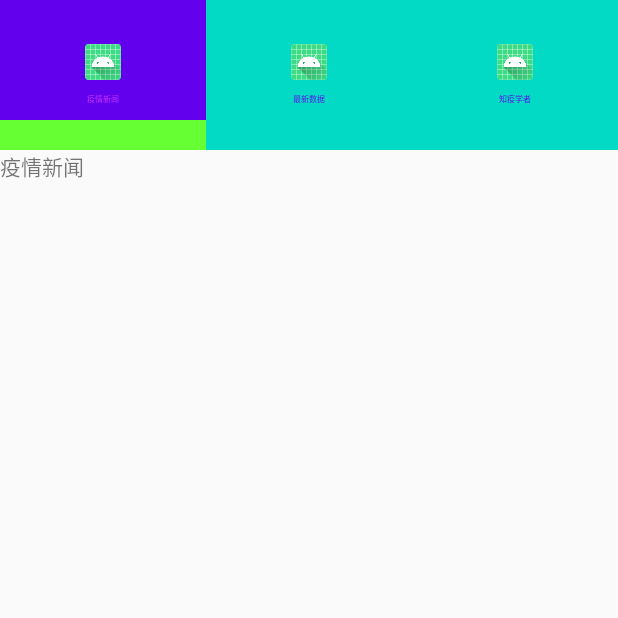
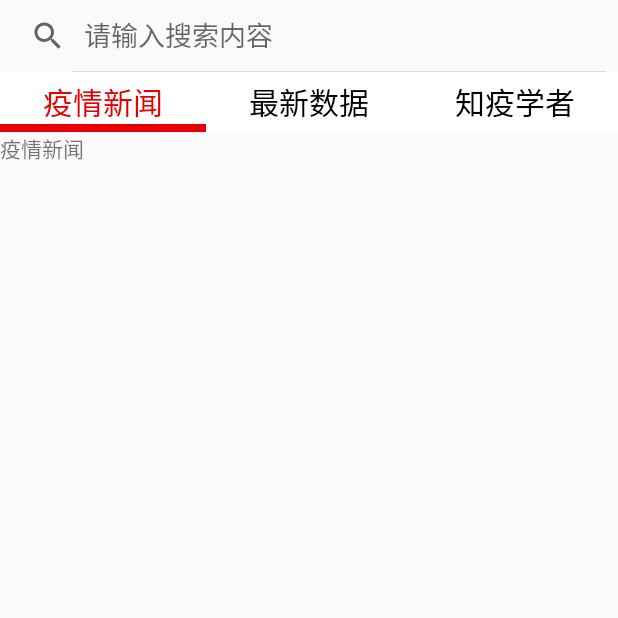
Before and after one commit to cyx233/QingStream, an Android app: the screen it shows after launch (MainActivity), on a phone screen of 412 x 824 dp, the top half of it. Run offline under Robolectric (Android 15) with nearby library versions, the phone set to English and light mode, and no system bars.

Commit message:
FragmentPagerAdapter Refactory--Cyx

```diff
--- a/app/src/main/java/com/java/chenyuxiang/MainActivity.java
+++ b/app/src/main/java/com/java/chenyuxiang/MainActivity.java
@@ -1,17 +1,24 @@
 package com.java.chenyuxiang;
 
 import android.os.Bundle;
+import android.util.Pair;
+import android.widget.SearchView;
+import android.widget.SearchView.OnQueryTextListener;
 
 import androidx.appcompat.app.AppCompatActivity;
+import androidx.fragment.app.Fragment;
 import androidx.viewpager.widget.ViewPager;
 
 import com.google.android.material.tabs.TabLayout;
+
+import java.util.ArrayList;
 
 public class MainActivity extends AppCompatActivity {
 
     private TabLayout mTabLayout;
     private ViewPager mViewPager;
-    private MyFragmentPagerAdapter myFragmentPagerAdapter;
+    private MyFragmentPagerAdapter mFragmentPagerAdapter;
+    private SearchView mSearchView;
 
     private TabLayout.Tab one;
     private TabLayout.Tab two;
@@ -26,24 +33,38 @@ public class MainActivity extends AppCompatActivity {
     }
 
     private void initViews() {
+        ArrayList<Pair<Fragment,String>> list = new ArrayList<>();
+        list.add(new Pair<Fragment, String>(new FragmentNews(),"疫情新闻"));
+        list.add(new Pair<Fragment, String>(new FragmentData(),"最新数据"));
+        list.add(new Pair<Fragment, String>(new FragmentScholar(),"知疫学者"));
 
         //使用适配器将ViewPager与Fragment绑定在一起
         mViewPager= (ViewPager) findViewById(R.id.viewPager);
-        myFragmentPagerAdapter = new MyFragmentPagerAdapter(getSupportFragmentManager());
-        mViewPager.setAdapter(myFragmentPagerAdapter);
+        mFragmentPagerAdapter = new MyFragmentPagerAdapter(getSupportFragmentManager(),list);
+        mViewPager.setAdapter(mFragmentPagerAdapter);
 
         //将TabLayout与ViewPager绑定在一起
         mTabLayout = (TabLayout) findViewById(R.id.tabLayout);
         mTabLayout.setupWithViewPager(mViewPager);
 
-        //指定Tab的位置
-        one = mTabLayout.getTabAt(0);
-        two = mTabLayout.getTabAt(1);
-        three = mTabLayout.getTabAt(2);
+        mSearchView = findViewById(R.id.searchView);
 
-        //设置Tab的图标，假如不需要则把下面的代码删去
-        one.setIcon(R.mipmap.ic_launcher);
-        two.setIcon(R.mipmap.ic_launcher);
-        three.setIcon(R.mipmap.ic_launcher);
+
+        mSearchView.setOnQueryTextListener(new OnQueryTextListener(){
+            @Override
+            public boolean onQueryTextSubmit(String s) {
+                return false;
+            }
+            @Override
+            public boolean onQueryTextChange(String s) {
+//                if (!TextUtils.isEmpty(s)){
+//                    mListView.setFilterText(s);
+//                }else{
+//                    mListView.clearTextFilter();
+//                }
+                return false;
+            }
+        });
+
     }
 }
--- a/app/src/main/java/com/java/chenyuxiang/MyFragmentPagerAdapter.java
+++ b/app/src/main/java/com/java/chenyuxiang/MyFragmentPagerAdapter.java
@@ -1,38 +1,38 @@
 package com.java.chenyuxiang;
 
+
+import android.util.Pair;
 
 import androidx.annotation.NonNull;
 import androidx.fragment.app.Fragment;
 import androidx.fragment.app.FragmentManager;
 import androidx.fragment.app.FragmentPagerAdapter;
 
+import java.util.List;
+
 public class MyFragmentPagerAdapter extends FragmentPagerAdapter {
 
-    private String[] mTitles = new String[]{"疫情新闻", "最新数据", "知疫学者"};
+    private List<Pair<Fragment,String>> mFragmentsList;
 
-    public MyFragmentPagerAdapter(FragmentManager fm) {
+    public MyFragmentPagerAdapter(FragmentManager fm, List<Pair<Fragment,String>> list) {
         super(fm,FragmentPagerAdapter.BEHAVIOR_RESUME_ONLY_CURRENT_FRAGMENT);
+        mFragmentsList = list;
     }
 
     @NonNull
     @Override
     public Fragment getItem(int position) {
-        if (position == 1) {
-            return new FragmentData();
-        } else if (position == 2) {
-            return new FragmentScholar();
-        }
-        return new FragmentNews();
+        return mFragmentsList.get(position).first;
     }
 
     @Override
     public int getCount() {
-        return mTitles.length;
+        return mFragmentsList.size();
     }
 
     //ViewPager与TabLayout绑定后，这里获取到PageTitle就是Tab的Text
     @Override
     public CharSequence getPageTitle(int position) {
-        return mTitles[position];
+        return mFragmentsList.get(position).second;
     }
 }
--- a/app/src/main/res/drawable/tab_selector.xml
+++ b/app/src/main/res/drawable/tab_selector.xml
@@ -1,5 +1,6 @@
 <?xml version="1.0" encoding="utf-8"?>
 <selector xmlns:android="http://schemas.android.com/apk/res/android">
-    <item android:state_selected="true" android:drawable="@color/colorPrimary"/>
-    <item android:drawable="@color/colorAccent"/>
+    <item android:state_selected="true"
+        android:drawable="@color/colorWhite"/>
+    <item android:drawable="@color/colorWhite"/>
 </selector>
--- a/app/src/main/res/layout/activity_main.xml
+++ b/app/src/main/res/layout/activity_main.xml
@@ -7,15 +7,22 @@
     android:orientation="vertical"
     tools:context=".MainActivity">
 
+    <SearchView
+        android:id="@+id/searchView"
+        android:layout_width="match_parent"
+        android:layout_height="wrap_content"
+        android:iconifiedByDefault="false"
+        android:queryHint="请输入搜索内容" />
+
     <com.google.android.material.tabs.TabLayout
         android:id="@+id/tabLayout"
         android:layout_width="match_parent"
-        android:layout_height="100dp"
+        android:layout_height="40dp"
         android:background="#ffff00"
-        app:tabIndicatorColor="#66ff33"
-        app:tabIndicatorHeight="20dp"
-        app:tabTextColor="@color/colorPrimary"
-        app:tabSelectedTextColor="#CC33FF"
+        app:tabIndicatorColor="@color/colorRed"
+        app:tabIndicatorHeight="5dp"
+        app:tabTextColor="@color/colorBlack"
+        app:tabSelectedTextColor="@color/colorRed"
         app:tabMode="fixed"
         app:tabBackground="@drawable/tab_selector"
         app:tabTextAppearance="@style/MyTabLayoutTextAppearance"/>
--- a/app/src/main/res/layout/fragment_data.xml
+++ b/app/src/main/res/layout/fragment_data.xml
@@ -4,6 +4,7 @@
     android:layout_height="match_parent">
 
     <TextView
+        android:id="@+id/text_view_news"
         android:layout_width="match_parent"
         android:layout_height="match_parent"
         android:text="@string/tab_data"/>
--- a/app/src/main/res/values/color.xml
+++ b/app/src/main/res/values/color.xml
@@ -5,4 +5,5 @@
     <color name="colorAccent">#03DAC5</color>
     <color name="colorWhite">#ffffff</color>
     <color name="colorBlack">#000000</color>
+    <color name="colorRed">#e80000</color>
 </resources>
--- a/app/src/main/res/values/style.xml
+++ b/app/src/main/res/values/style.xml
@@ -18,7 +18,7 @@
     <style name="AppTheme.PopupOverlay" parent="ThemeOverlay.AppCompat.Light" />
 
     <style name="MyTabLayoutTextAppearance" parent="TextAppearance.AppCompat.Widget.ActionBar.Title">
-        <item name="android:textSize">5sp</item>
+        <item name="android:textSize">20sp</item>
         <item name="android:textColor">@color/colorBlack</item>
     </style>
 
--- a/gradle.properties
+++ b/gradle.properties
@@ -1,19 +1,16 @@
-# Project-wide Gradle settings.
-# IDE (e.g. Android Studio) users:
-# Gradle settings configured through the IDE *will override*
-# any settings specified in this file.
-# For more details on how to configure your build environment visit
+## For more details on how to configure your build environment visit
 # http://www.gradle.org/docs/current/userguide/build_environment.html
+#
 # Specifies the JVM arguments used for the daemon process.
 # The setting is particularly useful for tweaking memory settings.
-org.gradle.jvmargs=-Xmx2048m
+# Default value: -Xmx1024m -XX:MaxPermSize=256m
+# org.gradle.jvmargs=-Xmx2048m -XX:MaxPermSize=512m -XX:+HeapDumpOnOutOfMemoryError -Dfile.encoding=UTF-8
+#
 # When configured, Gradle will run in incubating parallel mode.
 # This option should only be used with decoupled projects. More details, visit
 # http://www.gradle.org/docs/current/userguide/multi_project_builds.html#sec:decoupled_projects
 # org.gradle.parallel=true
-# AndroidX package structure to make it clearer which packages are bundled with the
-# Android operating system, and which are packaged with your app"s APK
-# https://developer.android.com/topic/libraries/support-library/androidx-rn
+#Fri Sep 04 10:54:36 CST 2020
+android.enableJetifier=true
 android.useAndroidX=true
-# Automatically convert third-party libraries to use AndroidX
-android.enableJetifier=true
+org.gradle.jvmargs=-Xmx1024M -Dkotlin.daemon.jvm.options\="-Xmx1024M"
```
